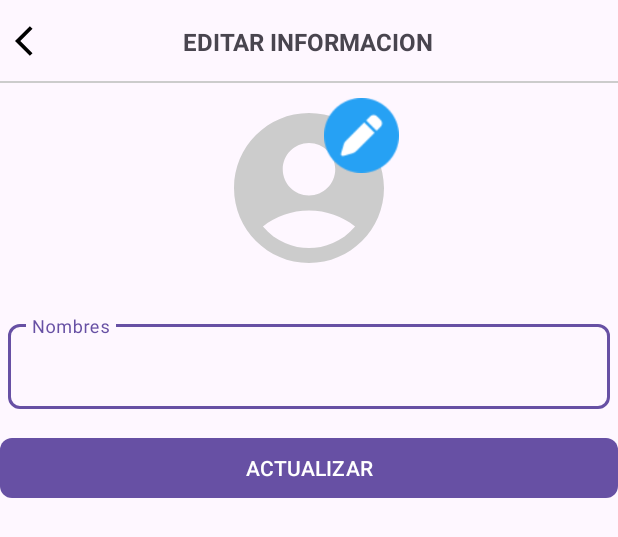
After one commit to ImaaValenzuela/ChatKotlin, an Android app: the layout activity_edit_information.xml on its own in the app's theme, with its tools: preview values and no code run, on a phone screen of 412 x 824 dp. The commit adds this screen. Shown: the top 537 px of the screen. Run offline under Robolectric (Android 15) with nearby library versions, the phone set to English and light mode, and no system bars.

Commit message:
Implements User Edit and Add Storage

```diff
--- a/app/build.gradle.kts
+++ b/app/build.gradle.kts
@@ -52,6 +52,7 @@ dependencies {
     implementation(libs.firebase.auth)
     implementation(libs.firebase.database)
     implementation(libs.play.services.auth)
+    implementation("com.google.firebase:firebase-storage")
     implementation(libs.circleImage)
     implementation(libs.glide)
     testImplementation(libs.junit)
--- a/app/src/main/java/com/example/chat/fragments/ProfileFragment.kt
+++ b/app/src/main/java/com/example/chat/fragments/ProfileFragment.kt
@@ -10,6 +10,7 @@ import android.view.ViewGroup
 import android.widget.Toast
 import com.bumptech.glide.Glide
 import com.example.chat.Const
+import com.example.chat.EditInformation
 import com.example.chat.OptionsLoginActivity
 import com.example.chat.R
 import com.example.chat.databinding.FragmentProfileBinding
@@ -42,6 +43,10 @@ class ProfileFragment : Fragment() {
         firebaseAuth = FirebaseAuth.getInstance()
 
         loadInfo()
+
+        binding.btnUpdateInfo.setOnClickListener {
+            startActivity(Intent(mContext, EditInformation::class.java))
+        }
 
         binding.btnLogout.setOnClickListener {
             firebaseAuth.signOut()
--- /dev/null
+++ b/app/src/main/res/drawable/ic_back.xml
@@ -0,0 +1,5 @@
+<vector xmlns:android="http://schemas.android.com/apk/res/android" android:autoMirrored="true" android:height="24dp" android:tint="#000000" android:viewportHeight="24" android:viewportWidth="24" android:width="24dp">
+
+    <path android:fillColor="@android:color/white" android:pathData="M11.67,3.87L9.9,2.1 0,12l9.9,9.9 1.77,-1.77L3.54,12z"/>
+
+</vector>
--- /dev/null
+++ b/app/src/main/res/layout/activity_edit_information.xml
@@ -0,0 +1,106 @@
+<?xml version="1.0" encoding="utf-8"?>
+<androidx.appcompat.widget.LinearLayoutCompat
+    xmlns:android="http://schemas.android.com/apk/res/android"
+    xmlns:app="http://schemas.android.com/apk/res-auto"
+    xmlns:tools="http://schemas.android.com/tools"
+    android:id="@+id/main"
+    android:layout_width="match_parent"
+    android:layout_height="match_parent"
+    android:orientation="vertical"
+    tools:context=".EditInformation">
+
+    <RelativeLayout
+        android:id="@+id/toolbarRL"
+        android:layout_width="match_parent"
+        android:layout_height="55dp">
+
+        <ImageButton
+            android:id="@+id/IbBack"
+            android:src="@drawable/ic_back"
+            android:background="@android:color/transparent"
+            android:padding="10dp"
+            android:layout_centerVertical="true"
+            android:layout_width="wrap_content"
+            android:layout_height="wrap_content"
+            />
+
+        <TextView
+            android:text="@string/txt_title_edit"
+            android:layout_centerInParent="true"
+            android:textAllCaps="true"
+            android:textStyle="bold"
+            android:textSize="16sp"
+            android:layout_width="wrap_content"
+            android:layout_height="wrap_content"/>
+
+        <View
+            android:background="#cccccc"
+            android:layout_alignParentBottom="true"
+            android:layout_width="match_parent"
+            android:layout_height="1dp"/>
+
+    </RelativeLayout>
+
+    <ScrollView
+        android:layout_width="match_parent"
+        android:layout_height="wrap_content"
+        android:padding="10dp">
+
+        <RelativeLayout
+            android:layout_width="match_parent"
+            android:layout_height="wrap_content">
+
+            <RelativeLayout
+                android:id="@+id/profileRL"
+                android:layout_centerHorizontal="true"
+                android:layout_width="120dp"
+                android:layout_height="120dp">
+
+                <de.hdodenhof.circleimageview.CircleImageView
+                    android:id="@+id/ivProfile"
+                    android:src="@drawable/ic_img_profile"
+                    android:scaleType="centerCrop"
+                    android:layout_width="120dp"
+                    android:layout_height="120dp"/>
+
+                <ImageView
+                    android:id="@+id/ivEditImage"
+                    android:src="@drawable/icon_edit"
+                    android:layout_alignParentEnd="true"
+                    android:layout_width="50dp"
+                    android:layout_height="50dp"/>
+
+            </RelativeLayout>
+        </RelativeLayout>
+    </ScrollView>
+    <com.google.android.material.textfield.TextInputLayout
+        android:id="@+id/TILnames"
+        android:padding="5dp"
+        android:layout_marginTop="10dp"
+        app:boxCornerRadiusBottomEnd="8dp"
+        app:boxCornerRadiusBottomStart="8dp"
+        app:boxCornerRadiusTopEnd="8dp"
+        app:boxCornerRadiusTopStart="8dp"
+        android:layout_width="match_parent"
+        android:layout_height="wrap_content"
+        >
+
+        <EditText
+            android:id="@+id/et_name"
+            android:hint="@string/et_name"
+            android:inputType="textPersonName|textCapWords"
+            android:layout_width="match_parent"
+            android:layout_height="wrap_content"/>
+
+    </com.google.android.material.textfield.TextInputLayout>
+
+    <com.google.android.material.button.MaterialButton
+        android:id="@+id/btn_update"
+        android:layout_marginTop="10dp"
+        app:cornerRadius="8dp"
+        android:text="@string/btn_update"
+        android:textAllCaps="true"
+        android:layout_width="match_parent"
+        android:layout_height="wrap_content" />
+
+</androidx.appcompat.widget.LinearLayoutCompat>
--- a/app/src/main/res/values/strings.xml
+++ b/app/src/main/res/values/strings.xml
@@ -22,7 +22,7 @@
     <string name="et_name">Nombres</string>
     <string name="et_R_password">Repita la contraseña</string>
     <string name="btn_register">Registrar</string>
-
+    <string name="btn_updateInfo">Actualizar</string>
     <string name="btn_logout">Cerrar Sesion</string>
 
     <string name="txt_names">Nombres: </string>
@@ -34,6 +34,9 @@
     <string name="txt_time_reg">Miembro desde: </string>
     <string name="tv_time_reg">--</string>
 
+
+    <string name="txt_title_edit">Editar informacion</string>
+    <string name="btn_update">Actualizar</string>
     <!-- TODO: Remove or change this placeholder text -->
     <string name="hello_blank_fragment">Hello blank fragment</string>
 </resources>
```
Also changed, not shown: app/src/main/AndroidManifest.xml (+6 -2 lines), app/src/main/java/com/example/chat/EditInformation.kt (added, +227 -0 lines), app/src/main/res/layout/fragment_profile.xml (+12 -2 lines), app/src/main/res/drawable/icon_edit.png (added).
